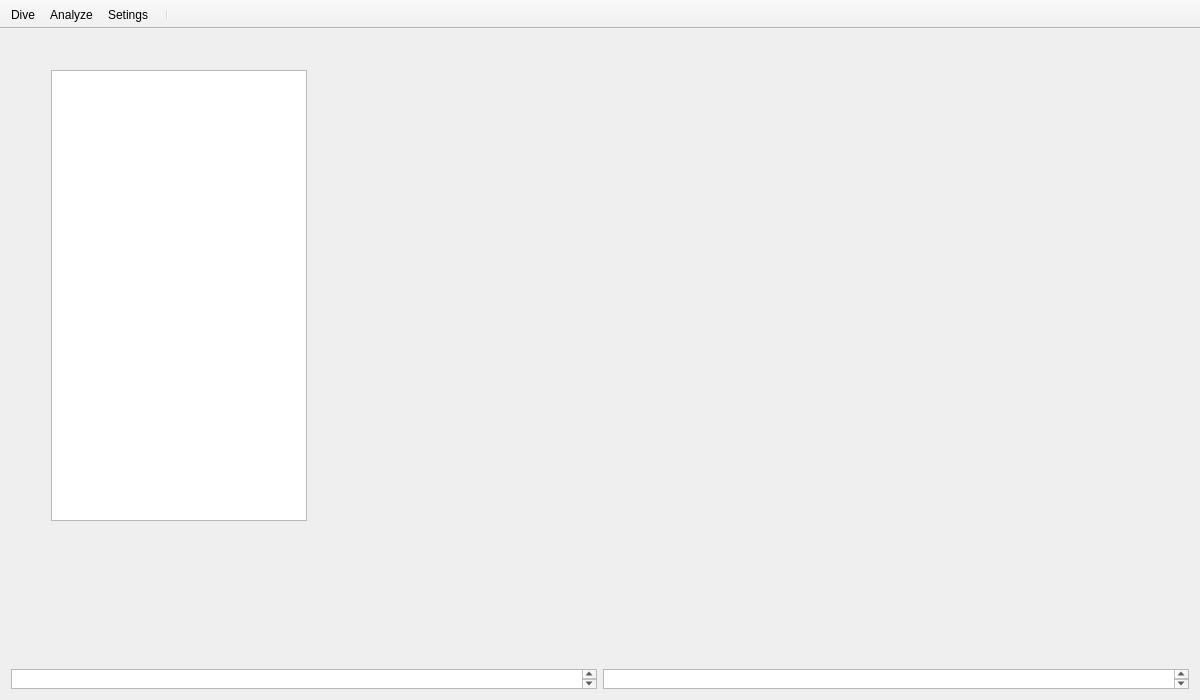
Above: mainwindow.ui from zt-luo/SubControl before the change. Below: the same form after it.
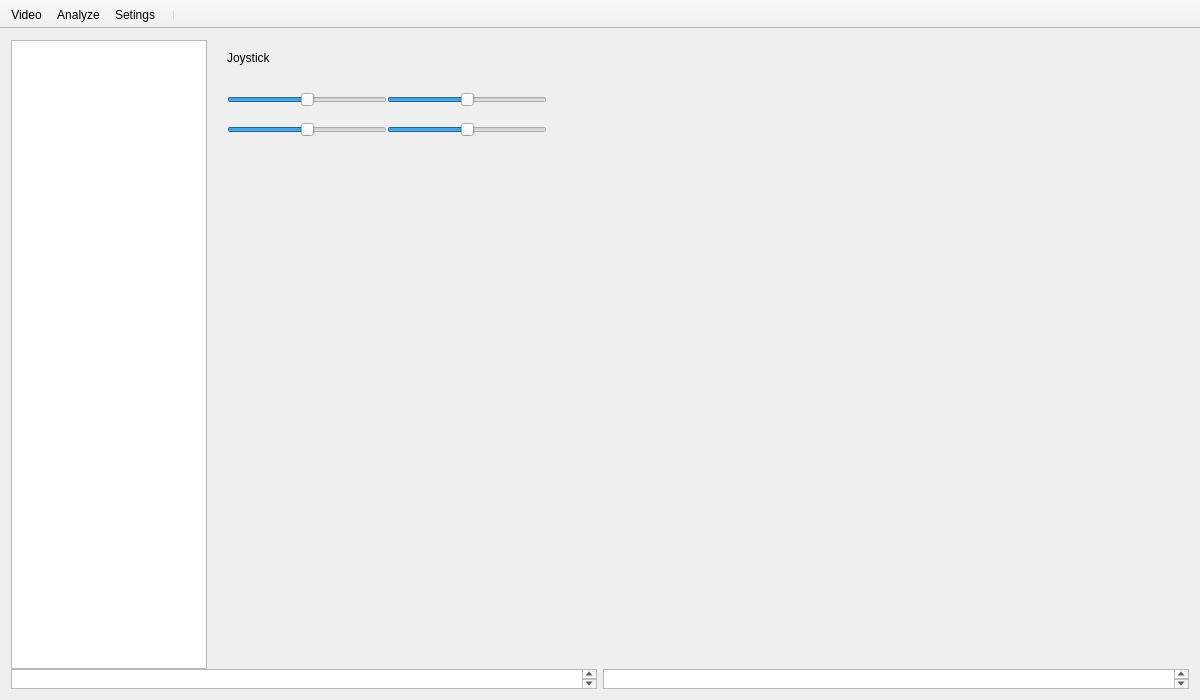
That is the form after the change. The open tabs and pages were chosen to show the change. Icons and pictures are not drawn. Custom widgets are drawn as their Qt base class.

Patch:
```diff
--- a/mainwindow.ui
+++ b/mainwindow.ui
@@ -21,9 +21,9 @@
        <number>0</number>
       </property>
       <item>
-       <widget class="QStackedWidget" name="stackedWidget">
+       <widget class="QStackedWidget" name="stackedWidgetMain">
         <property name="currentIndex">
-         <number>0</number>
+         <number>2</number>
         </property>
         <widget class="VlcWidgetVideo" name="stackedWidgetVideo">
          <widget class="VlcWidgetVideo" name="vedio" native="true">
@@ -577,19 +577,141 @@
           </item>
          </layout>
         </widget>
-        <widget class="QWidget" name="stackedWidgetSetings">
-         <widget class="QListWidget" name="listWidget">
-          <property name="geometry">
-           <rect>
-            <x>40</x>
-            <y>30</y>
-            <width>256</width>
-            <height>451</height>
-           </rect>
+        <widget class="QWidget" name="stackedWidgetSettings">
+         <layout class="QHBoxLayout" name="horizontalLayout_14" stretch="1,5">
+          <property name="spacing">
+           <number>0</number>
           </property>
-         </widget>
+          <property name="leftMargin">
+           <number>0</number>
+          </property>
+          <property name="topMargin">
+           <number>0</number>
+          </property>
+          <property name="rightMargin">
+           <number>0</number>
+          </property>
+          <property name="bottomMargin">
+           <number>0</number>
+          </property>
+          <item>
+           <widget class="QListWidget" name="listWidget"/>
+          </item>
+          <item>
+           <widget class="QStackedWidget" name="stackedWidgetConfig">
+            <property name="currentIndex">
+             <number>1</number>
+            </property>
+            <widget class="QWidget" name="stackedWidgetConfigGeneral">
+             <widget class="QLabel" name="label">
+              <property name="geometry">
+               <rect>
+                <x>20</x>
+                <y>10</y>
+                <width>57</width>
+                <height>16</height>
+               </rect>
+              </property>
+              <property name="text">
+               <string>General</string>
+              </property>
+             </widget>
+            </widget>
+            <widget class="QWidget" name="stackedWidgetConfigJoystick">
+             <widget class="QLabel" name="label_2">
+              <property name="geometry">
+               <rect>
+                <x>20</x>
+                <y>10</y>
+                <width>57</width>
+                <height>16</height>
+               </rect>
+              </property>
+              <property name="text">
+               <string>Joystick</string>
+              </property>
+             </widget>
+             <widget class="QSlider" name="axisLeftXSlider">
+              <property name="geometry">
+               <rect>
+                <x>20</x>
+                <y>50</y>
+                <width>160</width>
+                <height>20</height>
+               </rect>
+              </property>
+              <property name="value">
+               <number>50</number>
+              </property>
+              <property name="orientation">
+               <enum>Qt::Horizontal</enum>
+              </property>
+              <property name="tickPosition">
+               <enum>QSlider::NoTicks</enum>
+              </property>
+             </widget>
+             <widget class="QSlider" name="axisLeftYSlider">
+              <property name="geometry">
+               <rect>
+                <x>20</x>
+                <y>80</y>
+                <width>160</width>
+                <height>20</height>
+               </rect>
+              </property>
+              <property name="value">
+               <number>50</number>
+              </property>
+              <property name="orientation">
+               <enum>Qt::Horizontal</enum>
+              </property>
+              <property name="tickPosition">
+               <enum>QSlider::NoTicks</enum>
+              </property>
+             </widget>
+             <widget class="QSlider" name="axisRightXSlider">
+              <property name="geometry">
+               <rect>
+                <x>180</x>
+                <y>50</y>
+                <width>160</width>
+                <height>20</height>
+               </rect>
+              </property>
+              <property name="value">
+               <number>50</number>
+              </property>
+              <property name="orientation">
+               <enum>Qt::Horizontal</enum>
+              </property>
+              <property name="tickPosition">
+               <enum>QSlider::NoTicks</enum>
+              </property>
+             </widget>
+             <widget class="QSlider" name="axisRightYSlider">
+              <property name="geometry">
+               <rect>
+                <x>180</x>
+                <y>80</y>
+                <width>160</width>
+                <height>20</height>
+               </rect>
+              </property>
+              <property name="value">
+               <number>50</number>
+              </property>
+              <property name="orientation">
+               <enum>Qt::Horizontal</enum>
+              </property>
+              <property name="tickPosition">
+               <enum>QSlider::NoTicks</enum>
+              </property>
+             </widget>
+            </widget>
+           </widget>
+          </item>
+         </layout>
         </widget>
-        <widget class="QWidget" name="stackedWidgetVehicleSetings"/>
        </widget>
       </item>
       <item>
@@ -663,7 +785,7 @@
    <attribute name="toolBarBreak">
     <bool>false</bool>
    </attribute>
-   <addaction name="actionDive"/>
+   <addaction name="actionVideo"/>
    <addaction name="actionAnalyze"/>
    <addaction name="actionSetings"/>
   </widget>
@@ -703,22 +825,22 @@
     <string>Esc</string>
    </property>
   </action>
-  <action name="actionDive">
+  <action name="actionVideo">
    <property name="icon">
     <iconset resource="icon.qrc">
-     <normaloff>:/icon/icon/dive.png</normaloff>:/icon/icon/dive.png</iconset>
+     <normaloff>:/icon/icon/video.svg</normaloff>:/icon/icon/video.svg</iconset>
    </property>
    <property name="text">
-    <string>Dive</string>
+    <string>Video</string>
    </property>
    <property name="toolTip">
-    <string>Dive</string>
+    <string>Video</string>
    </property>
   </action>
   <action name="actionAnalyze">
    <property name="icon">
     <iconset resource="icon.qrc">
-     <normaloff>:/icon/icon/log.png</normaloff>:/icon/icon/log.png</iconset>
+     <normaloff>:/icon/icon/analysis.svg</normaloff>:/icon/icon/analysis.svg</iconset>
    </property>
    <property name="text">
     <string>Analyze</string>
@@ -730,12 +852,21 @@
   <action name="actionSetings">
    <property name="icon">
     <iconset resource="icon.qrc">
-     <normaloff>:/icon/icon/seting.svg</normaloff>:/icon/icon/seting.svg</iconset>
+     <normaloff>:/icon/icon/setting.svg</normaloff>:/icon/icon/setting.svg</iconset>
    </property>
    <property name="text">
     <string>Setings</string>
    </property>
   </action>
+  <action name="actionJoystick">
+   <property name="icon">
+    <iconset resource="icon.qrc">
+     <normaloff>:/icon/icon/joystick_red.svg</normaloff>:/icon/icon/joystick_red.svg</iconset>
+   </property>
+   <property name="text">
+    <string>Joystick</string>
+   </property>
+  </action>
  </widget>
  <layoutdefault spacing="6" margin="11"/>
  <customwidgets>
```
